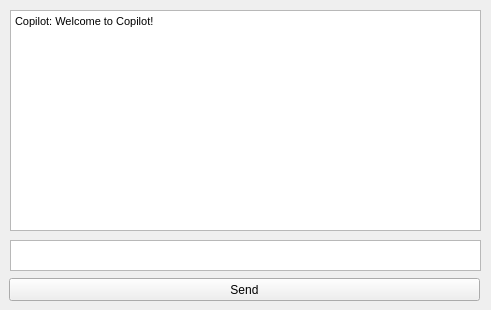
Old version of the form frontend/chatWindowComponent/chatWindowView.ui in the repository abdullateefv/PyMolCopilot.
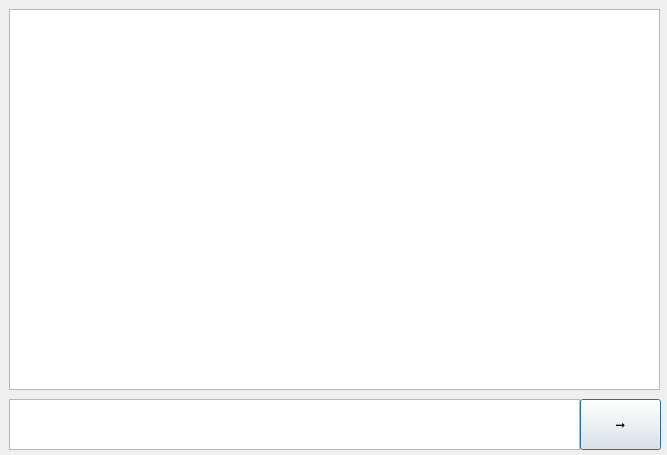
New version of the form. Icons and pictures are not drawn.

Commit message:
Added Function Call chaining and updated UI (#22)
* Added function chaining, pretty console print of message history

* Styled Plugin Window

* Integrated changes from rebase which added quit cmd

---------

The edit to the form file:
```diff
--- a/frontend/chatWindowComponent/chatWindowView.ui
+++ b/frontend/chatWindowComponent/chatWindowView.ui
@@ -7,51 +7,93 @@
    <rect>
     <x>0</x>
     <y>0</y>
-    <width>491</width>
-    <height>310</height>
+    <width>667</width>
+    <height>455</height>
    </rect>
   </property>
+  <property name="sizePolicy">
+   <sizepolicy hsizetype="Fixed" vsizetype="Fixed">
+    <horstretch>0</horstretch>
+    <verstretch>0</verstretch>
+   </sizepolicy>
+  </property>
+  <property name="minimumSize">
+   <size>
+    <width>100</width>
+    <height>10</height>
+   </size>
+  </property>
   <property name="windowTitle">
    <string notr="true">PyMOL Demo Plugin</string>
   </property>
   <widget class="QPushButton" name="sendButton">
    <property name="geometry">
     <rect>
-     <x>9</x>
-     <y>278</y>
-     <width>471</width>
-     <height>23</height>
+     <x>580</x>
+     <y>399</y>
+     <width>81</width>
+     <height>51</height>
     </rect>
    </property>
+   <property name="sizePolicy">
+    <sizepolicy hsizetype="Fixed" vsizetype="Fixed">
+     <horstretch>0</horstretch>
+     <verstretch>0</verstretch>
+    </sizepolicy>
+   </property>
    <property name="text">
-    <string>Send</string>
+    <string>➞</string>
+   </property>
+   <property name="autoDefault">
+    <bool>true</bool>
+   </property>
+   <property name="default">
+    <bool>true</bool>
+   </property>
+   <property name="flat">
+    <bool>false</bool>
    </property>
   </widget>
   <widget class="QTextEdit" name="entryField">
    <property name="geometry">
     <rect>
-     <x>10</x>
-     <y>240</y>
-     <width>471</width>
-     <height>31</height>
+     <x>9</x>
+     <y>399</y>
+     <width>571</width>
+     <height>51</height>
     </rect>
    </property>
+   <property name="sizePolicy">
+    <sizepolicy hsizetype="Fixed" vsizetype="Fixed">
+     <horstretch>0</horstretch>
+     <verstretch>0</verstretch>
+    </sizepolicy>
+   </property>
   </widget>
-  <widget class="QTextEdit" name="conversationField">
+  <widget class="QTextBrowser" name="conversationField">
    <property name="geometry">
     <rect>
-     <x>10</x>
-     <y>10</y>
-     <width>471</width>
-     <height>221</height>
+     <x>9</x>
+     <y>9</y>
+     <width>651</width>
+     <height>381</height>
     </rect>
    </property>
+   <property name="sizePolicy">
+    <sizepolicy hsizetype="Fixed" vsizetype="Fixed">
+     <horstretch>0</horstretch>
+     <verstretch>0</verstretch>
+    </sizepolicy>
+   </property>
    <property name="html">
     <string>&lt;!DOCTYPE HTML PUBLIC &quot;-//W3C//DTD HTML 4.0//EN&quot; &quot;http://www.w3.org/TR/REC-html40/strict.dtd&quot;&gt;
 &lt;html&gt;&lt;head&gt;&lt;meta name=&quot;qrichtext&quot; content=&quot;1&quot; /&gt;&lt;style type=&quot;text/css&quot;&gt;
 p, li { white-space: pre-wrap; }
-&lt;/style&gt;&lt;/head&gt;&lt;body style=&quot; font-family:'MS Shell Dlg 2'; font-size:8.25pt; font-weight:400; font-style:normal;&quot;&gt;
-&lt;p style=&quot; margin-top:0px; margin-bottom:0px; margin-left:0px; margin-right:0px; -qt-block-indent:0; text-indent:0px;&quot;&gt;Copilot: Welcome to Copilot!&lt;/p&gt;&lt;/body&gt;&lt;/html&gt;</string>
+     &lt;/style&gt;&lt;/head&gt;&lt;body style=&quot; font-family:'MS Shell Dlg 2'; font-size:20.25pt; font-weight:400;
+     font-style:normal;&quot;&gt;
+     &lt;p style=&quot;-qt-paragraph-type:empty; margin-top:0px; margin-bottom:0px; margin-left:0px; margin-right:0px;
+     -qt-block-indent:0; text-indent:0px;&quot;&gt;&lt;br /&gt;&lt;/p&gt;&lt;/body&gt;&lt;/html&gt;
+    </string>
    </property>
   </widget>
  </widget>
```
Left out of the diff: 8 changed lines with no effect on the pictures. The commit also changes 6 other files.
